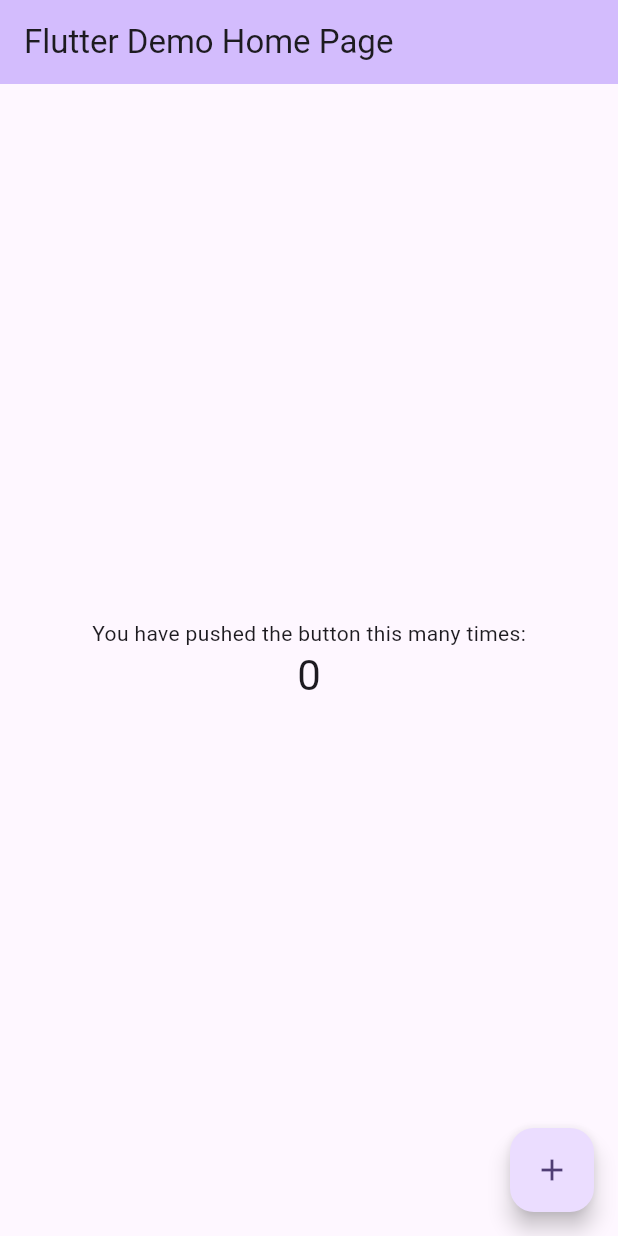
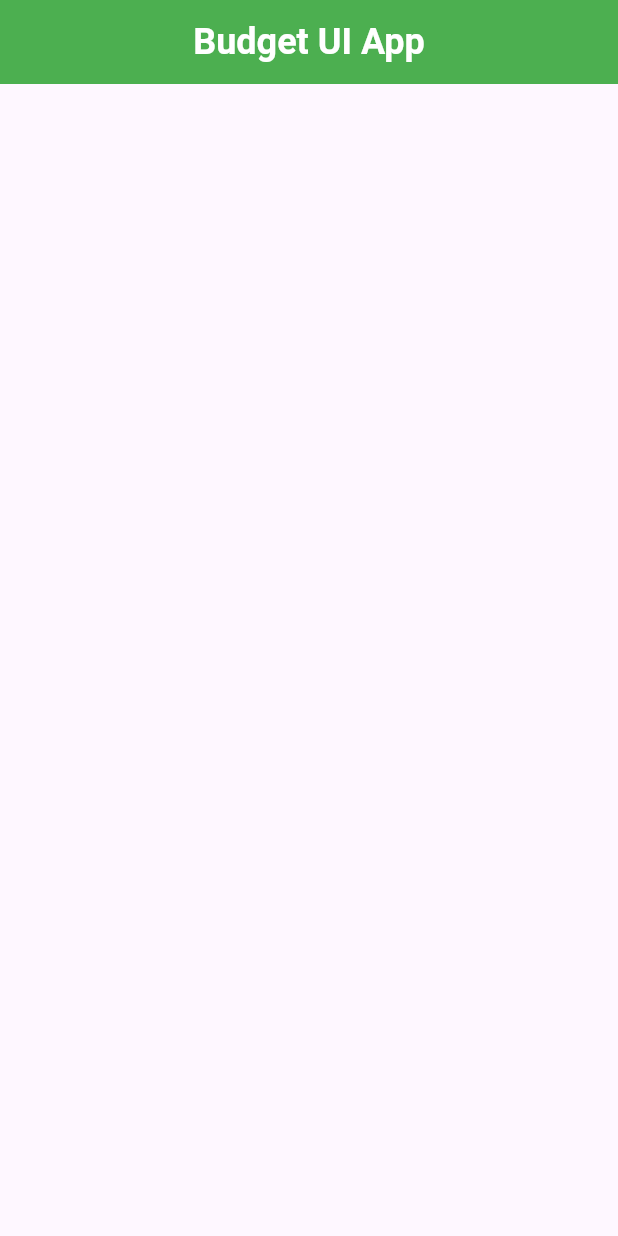
Before and after one commit to htoomthait/flutter_practice_2026, a Flutter app: the screen it shows after launch, on a phone screen of 412 x 824 dp. Run offline on Flutter 3.47's test engine with Material 3 defaults, Android fonts, the phone set to English and light mode, and no system bars; our stand-ins replace bloc, flutter_bloc.

Commit message:
home screen initiated for budget ui app

```diff
--- a/budget_ui_app/lib/main.dart
+++ b/budget_ui_app/lib/main.dart
@@ -1,3 +1,4 @@
+import 'package:budget_ui_app/screens/home_screen.dart';
 import 'package:flutter/material.dart';
 
 void main() {
@@ -11,89 +12,15 @@ class MyApp extends StatelessWidget {
   @override
   Widget build(BuildContext context) {
     return MaterialApp(
-      title: 'Flutter Demo',
+      title: 'Flutter Budget UI',
       debugShowCheckedModeBanner: false,
       theme: ThemeData(
 
-        colorScheme: .fromSeed(seedColor: Colors.deepPurple),
+
+        primaryColor: Colors.green
 
       ),
-      home: const MyHomePage(title: 'Flutter Demo Home Page'),
+      home: HomeScreen(),
     );
   }
 }
-
-class MyHomePage extends StatefulWidget {
-  const MyHomePage({super.key, required this.title});
-
-
-
-  final String title;
-
-  @override
-  State<MyHomePage> createState() => _MyHomePageState();
-}
-
-class _MyHomePageState extends State<MyHomePage> {
-  int _counter = 0;
-
-  void _incrementCounter() {
-    setState(() {
-
-      _counter++;
-    });
-  }
-
-  @override
-  Widget build(BuildContext context) {
-    // This method is rerun every time setState is called, for instance as done
-    // by the _incrementCounter method above.
-    //
-    // The Flutter framework has been optimized to make rerunning build methods
-    // fast, so that you can just rebuild anything that needs updating rather
-    // than having to individually change instances of widgets.
-    return Scaffold(
-      appBar: AppBar(
-        // TRY THIS: Try changing the color here to a specific color (to
-        // Colors.amber, perhaps?) and trigger a hot reload to see the AppBar
-        // change color while the other colors stay the same.
-        backgroundColor: Theme.of(context).colorScheme.inversePrimary,
-        // Here we take the value from the MyHomePage object that was created by
-        // the App.build method, and use it to set our appbar title.
-        title: Text(widget.title),
-      ),
-      body: Center(
-        // Center is a layout widget. It takes a single child and positions it
-        // in the middle of the parent.
-        child: Column(
-          // Column is also a layout widget. It takes a list of children and
-          // arranges them vertically. By default, it sizes itself to fit its
-          // children horizontally, and tries to be as tall as its parent.
-          //
-          // Column has various properties to control how it sizes itself and
-          // how it positions its children. Here we use mainAxisAlignment to
-          // center the children vertically; the main axis here is the vertical
-          // axis because Columns are vertical (the cross axis would be
-          // horizontal).
-          //
-          // TRY THIS: Invoke "debug painting" (choose the "Toggle Debug Paint"
-          // action in the IDE, or press "p" in the console), to see the
-          // wireframe for each widget.
-          mainAxisAlignment: .center,
-          children: [
-            const Text('You have pushed the button this many times:'),
-            Text(
-              '$_counter',
-              style: Theme.of(context).textTheme.headlineMedium,
-            ),
-          ],
-        ),
-      ),
-      floatingActionButton: FloatingActionButton(
-        onPressed: _incrementCounter,
-        tooltip: 'Increment',
-        child: const Icon(Icons.add),
-      ),
-    );
-  }
-}
--- /dev/null
+++ b/budget_ui_app/lib/screens/home_screen.dart
@@ -0,0 +1,21 @@
+import 'package:flutter/material.dart';
+
+class HomeScreen extends StatefulWidget {
+  const HomeScreen({super.key});
+
+  @override
+  State<HomeScreen> createState() => _HomeScreenState();
+}
+
+class _HomeScreenState extends State<HomeScreen> {
+  @override
+  Widget build(BuildContext context) {
+    return Scaffold(
+      appBar: AppBar(
+        centerTitle: true,
+        backgroundColor: Theme.of(context).primaryColor,
+        title: Text("Budget UI App", style: TextStyle(color: Colors.white, fontSize: 24.0, fontWeight: FontWeight.w600))
+      ),
+    );
+  }
+}
```
